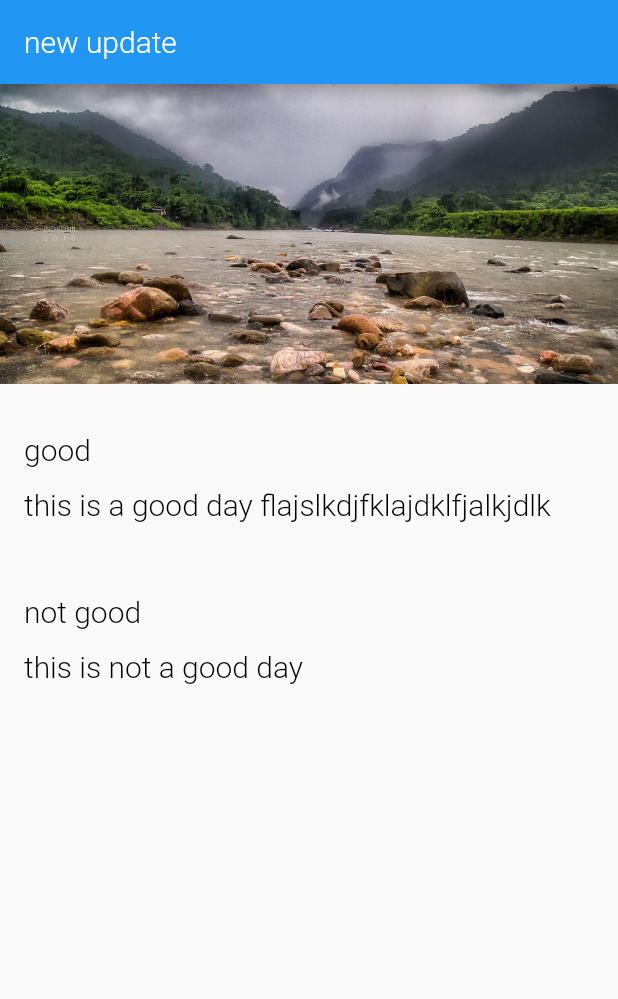
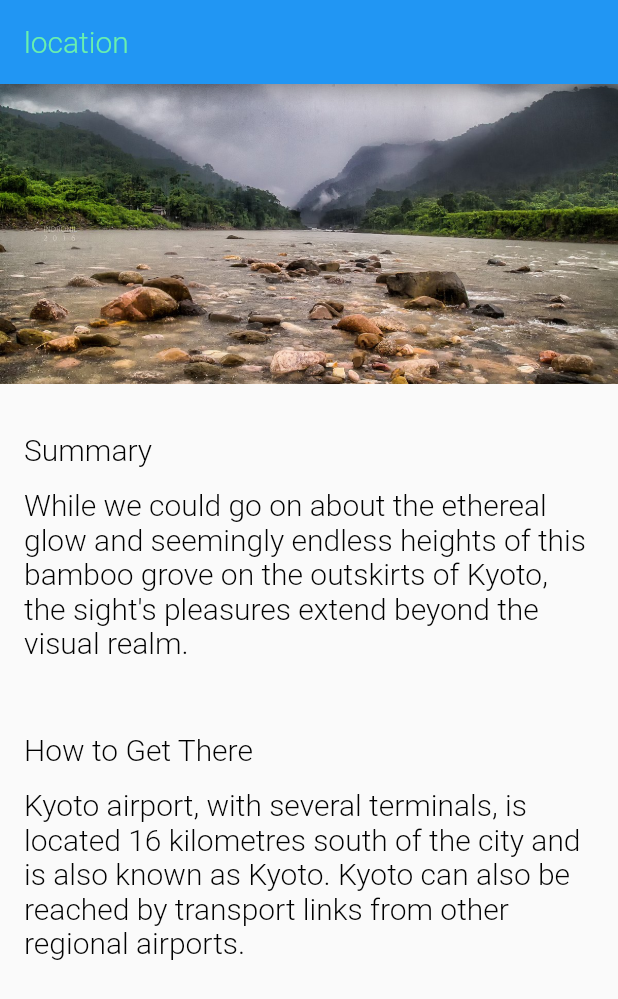
Before and after one commit to shakhawat-khan/flutter_practice, a Flutter app: the screen it shows after launch, on a phone screen of 412 x 824 dp. Shown: the top 999 px of the screen. Run offline on Flutter 3.47's test engine with Material 2 defaults, Android fonts, the phone set to English and light mode, and no system bars; Roboto replaces fonts that are missing (Montserrat).

Commit message:
map function and models

```diff
--- a/lib/app.dart
+++ b/lib/app.dart
@@ -12,11 +12,11 @@ class App extends StatelessWidget {
       home: LocationDetail(),
       theme: ThemeData(
         appBarTheme: AppBarTheme(
-          textTheme: TextTheme(title:AppBarTextStyle),
+          textTheme: TextTheme(headline6:AppBarTextStyle),
         ),
         textTheme: TextTheme(
-          title: TitleTextStyle,
-          body1: Body1TextStyle,
+          headline6: TitleTextStyle,
+          bodyText2: Body1TextStyle,
 
       )
       ),
--- /dev/null
+++ b/lib/models/location.dart
@@ -0,0 +1,22 @@
+import 'location_fact.dart';
+
+class Location {
+
+  String name;
+  String imagePath;
+
+  final List<LocationFact> facts;
+
+  Location(this.name, this.imagePath, this.facts);
+
+  static List<Location> fetchAll() {
+    return [
+      Location('Arashiyama Bamboo Grove', 'assets/images/kiyomizu-dera.jpg', [
+        LocationFact('Summary',
+            'While we could go on about the ethereal glow and seemingly endless heights of this bamboo grove on the outskirts of Kyoto, the sight\'s pleasures extend beyond the visual realm.'),
+        LocationFact('How to Get There',
+            'Kyoto airport, with several terminals, is located 16 kilometres south of the city and is also known as Kyoto. Kyoto can also be reached by transport links from other regional airports.'),
+      ]),
+    ];
+  }
+}
--- /dev/null
+++ b/lib/models/location_fact.dart
@@ -0,0 +1,6 @@
+class LocationFact{
+
+  final String title;
+  final String text;
+  LocationFact(this.title,this.text)  ;
+}
--- a/lib/screens/location_detail/location_detail.dart
+++ b/lib/screens/location_detail/location_detail.dart
@@ -2,15 +2,20 @@
 import 'package:flutter/material.dart';
 import 'text_section.dart';
 import 'image_banner.dart';
+import 'package:demo_app/models/location.dart';
 
 class LocationDetail extends StatelessWidget {
 
 
   @override
   Widget build(BuildContext context) {
+
+    final locations =Location.fetchAll();
+    final location = locations.first;
+
     return Scaffold(
       appBar: AppBar(
-        title: Text('new update'),
+        title: Text('location'),
       ),
 
       body: Column(
@@ -20,12 +25,16 @@ class LocationDetail extends StatelessWidget {
 
         children: [
           ImageBanner("assets/images/bichanakandi.jpg"),
-          TextSelection1("good", "this is a good day flajslkdjfklajdklfjalkjdlk"),
-          TextSelection1("not good", "this is not a good day"),
 
-        ],
+
+        ]..addAll(textSection(location)),
       ),
 
     );
   }
+
+  List<Widget>textSection(Location location){
+    return location.facts.map((fact) => TextSelection1(fact.title,fact.text)).toList();
+  }
+
 }
--- a/lib/screens/location_detail/text_section.dart
+++ b/lib/screens/location_detail/text_section.dart
@@ -20,12 +20,12 @@ class TextSelection1 extends StatelessWidget {
       children: [
         Container(
           padding: const EdgeInsets.fromLTRB(_hPad, 32.0, _hPad, 4.0),
-          child: Text(_title,style: Theme.of(context).textTheme.title),
+          child: Text(_title,style: Theme.of(context).textTheme.headline6),
         ),
 
         Container(
           padding: const EdgeInsets.fromLTRB(_hPad, 10.0, _hPad, _hPad),
-          child: Text(_body,style: Theme.of(context).textTheme.body1),
+          child: Text(_body,style: Theme.of(context).textTheme.bodyText2),
         ),
       ],
 
--- a/lib/style.dart
+++ b/lib/style.dart
@@ -10,7 +10,7 @@ const AppBarTextStyle = TextStyle(
         fontFamily: FontNameDefault,
         fontWeight: FontWeight.w300,
         fontSize: MediumTextSize,
-        color: Colors.white,
+        color: Colors.greenAccent,
 );
 
 const TitleTextStyle = TextStyle(
```
Also changed, not shown: pubspec.lock.
